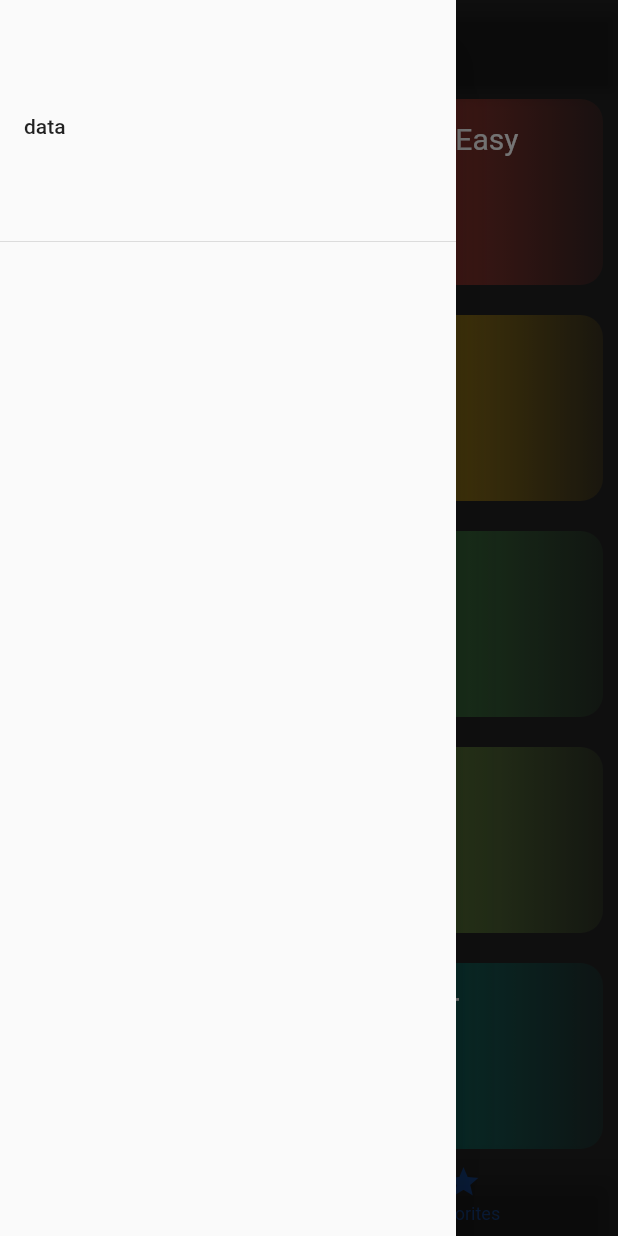
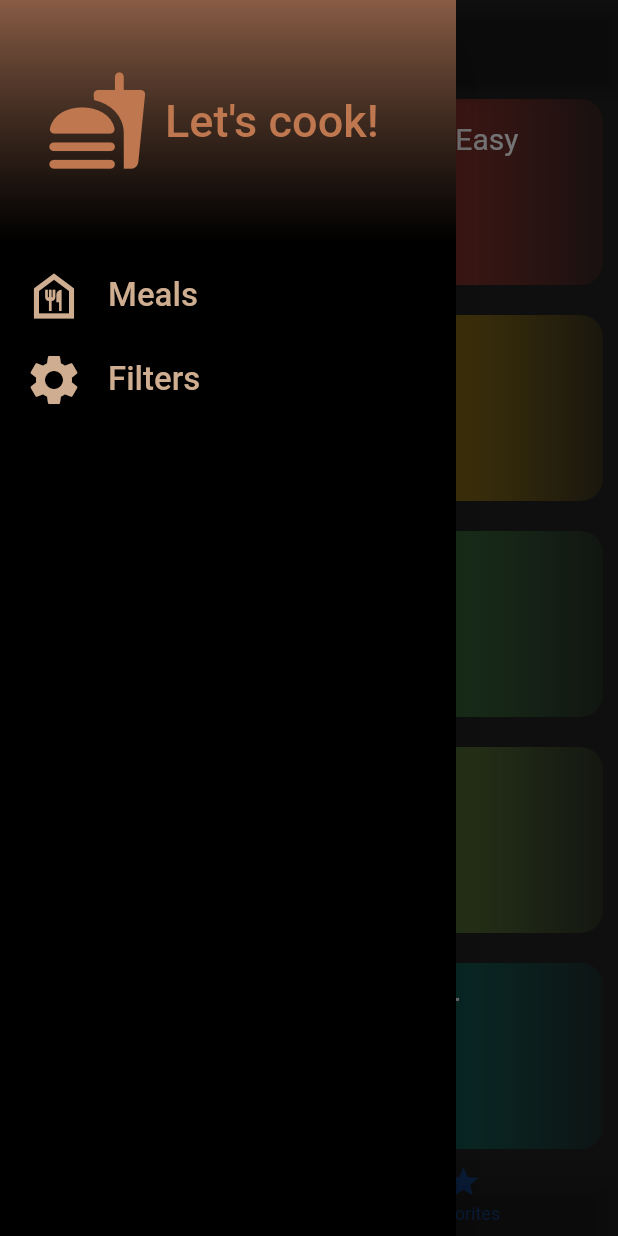
Before and after one commit to MobinAssari/Meals-App-, a Flutter app: the screen it shows after launch, with the side drawer open, on a phone screen of 412 x 824 dp. Run offline on Flutter 3.47's test engine with Material 2 defaults, Android fonts, the phone set to English and light mode, and no system bars; our stand-ins replace transparent_image.

Commit message:
drawer items added, on tap function for meals item applied

```diff
--- a/lib/screens/tabs.dart
+++ b/lib/screens/tabs.dart
@@ -50,6 +50,14 @@ class _TabScrxeenState extends State<TabsScreen> {
   Widget build(context) {
     Widget activeScreen = CategoriesScreen(onFavoriteListEdit: _favoriteListEdit,);
     var _activePageTitle = "Categories";
+    void selectedScreen(String identifier){
+      if(identifier == 'meals'){
+        Navigator.of(context).pop();
+      }
+      else if(identifier == 'filters'){
+
+      }
+    }
 
     if (_selectedPageIndex == 1) {
       activeScreen = MealsScreen(
@@ -63,7 +71,7 @@ class _TabScrxeenState extends State<TabsScreen> {
           backgroundColor: Colors.black87,
           centerTitle: true,
           title: Text(_activePageTitle),
-        ),drawer: const MainDrawer(),
+        ),drawer: MainDrawer(onSelectScreen: selectedScreen,),
         body: activeScreen,
         bottomNavigationBar: BottomNavigationBar(
           items: const [
--- a/lib/widgets/main_drawer.dart
+++ b/lib/widgets/main_drawer.dart
@@ -2,16 +2,63 @@ import 'package:flutter/cupertino.dart';
 import 'package:flutter/material.dart';
 
 class MainDrawer extends StatelessWidget {
-  const MainDrawer({super.key});
+  MainDrawer({super.key, required this.onSelectScreen});
+  void Function(String identifier) onSelectScreen;
+
+
 
   @override
   Widget build(context) {
-    return const Drawer(
+    return  Drawer(
+      backgroundColor: const Color.fromARGB(255, 0, 0, 0),
       child: Column(
         children: [
-          DrawerHeader(child: Row(children: [
-            Text('data')
-          ],))
+          const DrawerHeader(
+            padding: EdgeInsets.all(30),
+            decoration: BoxDecoration(
+              gradient: LinearGradient(begin: Alignment.topCenter,end: Alignment.bottomCenter,
+                colors: [
+                  Color.fromARGB(247, 140, 95, 71),
+                  Color.fromARGB(203, 0, 0, 0)
+                ],
+              ),
+            ),
+            child: Row(
+              children: [
+                Icon(
+                  Icons.fastfood_rounded,
+                  size: 70,
+                  color: Color.fromARGB(255, 190, 119, 78),
+                ),
+                SizedBox(
+                  width: 10,
+                ),
+                Text(
+                  'Let\'s cook!',
+                  style: TextStyle(
+                      color: Color.fromARGB(255, 190, 119, 78), fontSize: 30),
+                ),
+              ],
+            ),
+          ),
+          ListTile(
+            leading: const Icon(
+              Icons.food_bank_outlined,
+              size: 40,color: Color.fromARGB(
+                255, 206, 173, 144),
+            ),
+            title: const Text('Meals',style: TextStyle(color: Color.fromARGB(
+                255, 206, 173, 144),fontSize: 22),),onTap:(){ onSelectScreen('meals');},
+          ),
+          ListTile(
+            leading: const Icon(
+              Icons.settings,
+              size: 40,color: Color.fromARGB(
+                255, 206, 173, 144),
+            ),
+            title: const Text('Filters',style: TextStyle(color: Color.fromARGB(
+                255, 206, 173, 144),fontSize: 22),),onTap: () {onSelectScreen('filters');},
+          )
         ],
       ),
     );
```
